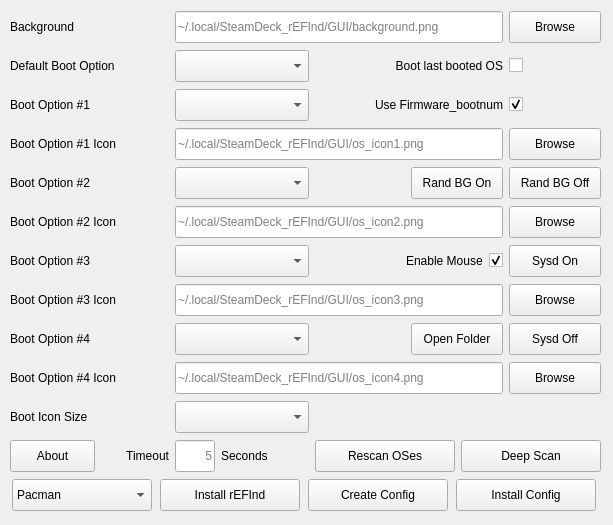
First picture: the form in GUI/src/mainwindow.ui, repository jlobue10/SteamDeck_rEFInd, before the edit.
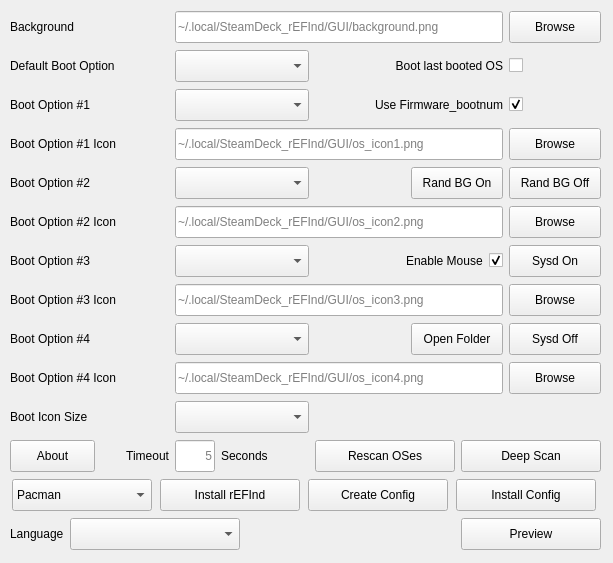
Second picture: the form after the edit. Icons and pictures are not drawn.

Commit message: GUI and script improvements: async UI, boot-screen preview, language switcher, logging, hardening

Patch:
```diff
--- a/GUI/src/mainwindow.ui
+++ b/GUI/src/mainwindow.ui
@@ -7,19 +7,19 @@
     <x>0</x>
     <y>0</y>
     <width>613</width>
-    <height>525</height>
+    <height>563</height>
    </rect>
   </property>
   <property name="minimumSize">
    <size>
     <width>613</width>
-    <height>525</height>
+    <height>563</height>
    </size>
   </property>
   <property name="maximumSize">
    <size>
     <width>613</width>
-    <height>525</height>
+    <height>563</height>
    </size>
   </property>
   <property name="windowTitle">
@@ -36,7 +36,7 @@
       <x>10</x>
       <y>10</y>
       <width>591</width>
-      <height>511</height>
+      <height>549</height>
      </rect>
     </property>
     <layout class="QGridLayout" name="gridLayout_2">
@@ -682,6 +682,65 @@
        </item>
       </layout>
      </item>
+     <item row="13" column="0" colspan="6">
+      <layout class="QHBoxLayout" name="bottomRowLayout">
+       <item>
+        <widget class="QLabel" name="Language_label">
+         <property name="text">
+          <string>Language</string>
+         </property>
+        </widget>
+       </item>
+       <item>
+        <widget class="QComboBox" name="Language_comboBox">
+         <property name="minimumSize">
+          <size>
+           <width>170</width>
+           <height>32</height>
+          </size>
+         </property>
+         <property name="toolTip">
+          <string>User interface language</string>
+         </property>
+        </widget>
+       </item>
+       <item>
+        <spacer name="bottomRowSpacer">
+         <property name="orientation">
+          <enum>Qt::Orientation::Horizontal</enum>
+         </property>
+         <property name="sizeHint" stdset="0">
+          <size>
+           <width>40</width>
+           <height>20</height>
+          </size>
+         </property>
+        </spacer>
+       </item>
+       <item>
+        <widget class="QPushButton" name="Preview_pushButton">
+         <property name="minimumSize">
+          <size>
+           <width>140</width>
+           <height>32</height>
+          </size>
+         </property>
+         <property name="maximumSize">
+          <size>
+           <width>140</width>
+           <height>32</height>
+          </size>
+         </property>
+         <property name="toolTip">
+          <string>Preview the rEFInd boot screen and the generated refind.conf</string>
+         </property>
+         <property name="text">
+          <string>Preview</string>
+         </property>
+        </widget>
+       </item>
+      </layout>
+     </item>
      <item row="12" column="0" colspan="6">
       <layout class="QHBoxLayout" name="horizontalLayout_2">
        <item>
```
The commit also changes 41 other files.
